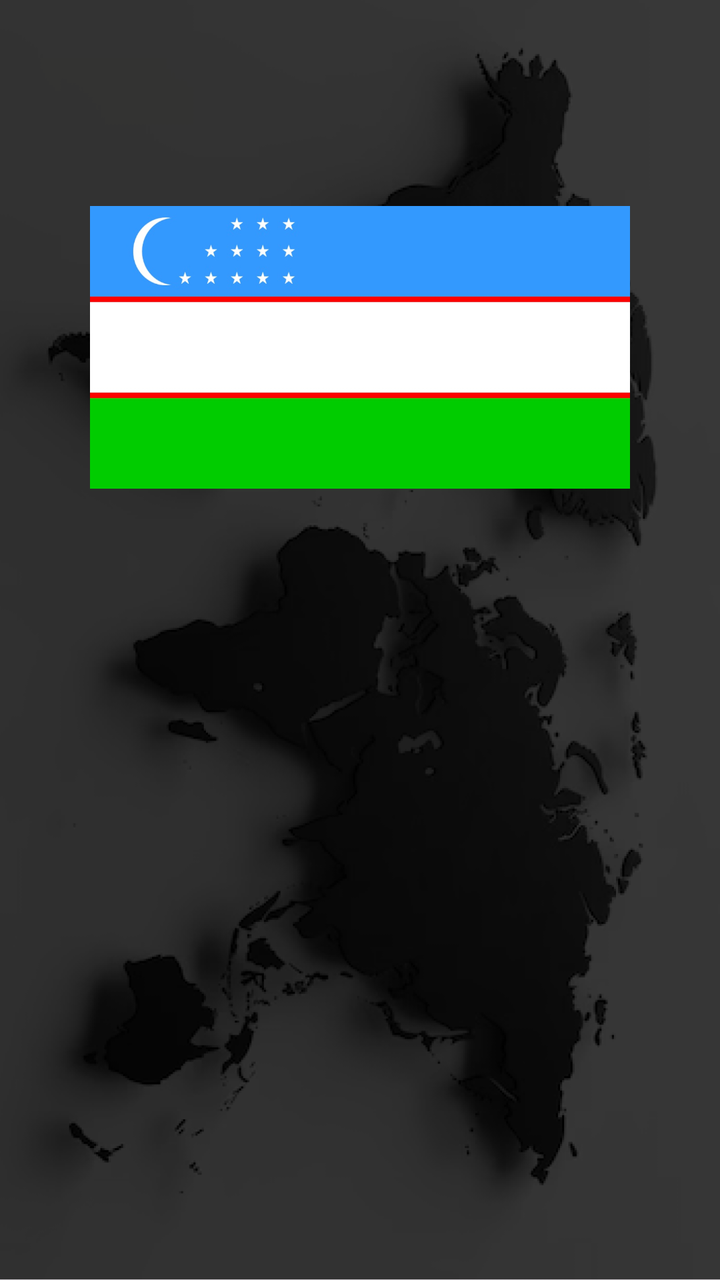
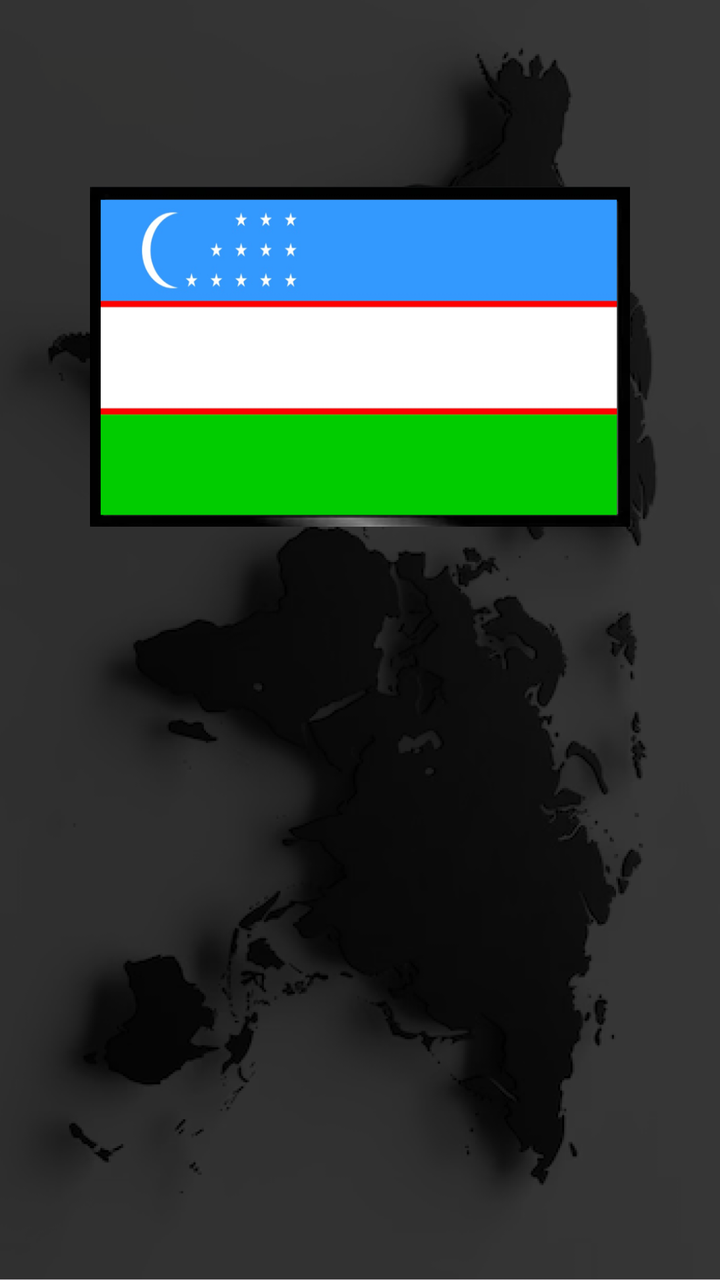

An Android layout rendered at two revisions. The XML below is the earlier revision; the diff shows what the commit changed to produce the second picture.
<!-- AndroidManifest.xml: application theme Theme.FlagQuiz -->
<!-- res/layout/activity_main.xml -->
<?xml version="1.0" encoding="utf-8"?>
<androidx.constraintlayout.widget.ConstraintLayout xmlns:android="http://schemas.android.com/apk/res/android"
    xmlns:app="http://schemas.android.com/apk/res-auto"
    xmlns:tools="http://schemas.android.com/tools"
    android:layout_width="match_parent"
    android:layout_height="match_parent"
    android:background="@drawable/flag_background"
    tools:context=".MainActivity">

    <ImageView
        android:id="@+id/image"
        android:layout_width="0dp"
        android:layout_height="0dp"
        android:src="@drawable/uzb"
        app:layout_constraintBottom_toTopOf="@id/linear_1"
        app:layout_constraintHeight_percent="0.3"
        app:layout_constraintLeft_toLeftOf="parent"
        app:layout_constraintRight_toRightOf="parent"
        app:layout_constraintTop_toTopOf="parent"
        app:layout_constraintWidth_percent="0.75"
        tools:ignore="ContentDescription,ImageContrastCheck" />

    <LinearLayout
        android:id="@+id/linear_1"
        android:layout_width="match_parent"
        android:layout_height="wrap_content"
        android:orientation="horizontal"
        android:padding="10dp"
        app:layout_constraintBottom_toTopOf="@id/linear_2"
        app:layout_constraintLeft_toLeftOf="parent"
        app:layout_constraintRight_toRightOf="parent"
        app:layout_constraintTop_toBottomOf="@id/image" />

    <LinearLayout
        android:id="@+id/linear_2"
        android:layout_width="match_parent"
        android:layout_height="wrap_content"
        android:orientation="horizontal"
        android:padding="10dp"
        app:layout_constraintBottom_toTopOf="@id/linear_3"
        app:layout_constraintHorizontal_bias="0.0"
        app:layout_constraintLeft_toLeftOf="parent"
        app:layout_constraintRight_toRightOf="parent"
        app:layout_constraintTop_toBottomOf="@id/linear_1" />

    <LinearLayout
        android:id="@+id/linear_3"
        android:layout_width="match_parent"
        android:layout_height="wrap_content"
        android:orientation="horizontal"
        android:padding="10dp"
        app:layout_constraintBottom_toBottomOf="parent"
        app:layout_constraintLeft_toLeftOf="parent"
        app:layout_constraintRight_toRightOf="parent"
        app:layout_constraintTop_toBottomOf="@id/linear_2" />

</androidx.constraintlayout.widget.ConstraintLayout>
<!-- resources referenced by this layout -->
<resources>
  <!-- drawable flag_background: png bitmap (drawable, 158205 bytes) -->
  <!-- drawable uzb: jpg bitmap (drawable, 98751 bytes) -->
  <style name="Theme.FlagQuiz" parent="Base.Theme.FlagQuiz" />
  <style name="Base.Theme.FlagQuiz" parent="Theme.Material3.DayNight.NoActionBar">
          <item name="android:statusBarColor">@color/black</item>
          <item name="android:navigationBarColor">@color/black</item>
      </style>
  <color name="black">#FF000000</color>
</resources>

<!-- the commit's change to res/layout/activity_main.xml (unified diff, before → after) -->
@@ -7,18 +7,17 @@
     android:background="@drawable/flag_background"
     tools:context=".MainActivity">
 
-    <ImageView
+    <FrameLayout
         android:id="@+id/image"
         android:layout_width="0dp"
-        android:layout_height="0dp"
-        android:src="@drawable/uzb"
+        android:layout_height="170dp"
+        android:background="@drawable/uzb"
         app:layout_constraintBottom_toTopOf="@id/linear_1"
         app:layout_constraintHeight_percent="0.3"
         app:layout_constraintLeft_toLeftOf="parent"
         app:layout_constraintRight_toRightOf="parent"
         app:layout_constraintTop_toTopOf="parent"
-        app:layout_constraintWidth_percent="0.75"
-        tools:ignore="ContentDescription,ImageContrastCheck" />
+        app:layout_constraintWidth_percent="0.75" />
 
     <LinearLayout
         android:id="@+id/linear_1"
@@ -35,23 +34,22 @@
         android:id="@+id/linear_2"
         android:layout_width="match_parent"
         android:layout_height="wrap_content"
+        android:layout_marginBottom="50dp"
         android:orientation="horizontal"
-        android:padding="10dp"
+        android:padding="5dp"
         app:layout_constraintBottom_toTopOf="@id/linear_3"
-        app:layout_constraintHorizontal_bias="0.0"
         app:layout_constraintLeft_toLeftOf="parent"
-        app:layout_constraintRight_toRightOf="parent"
-        app:layout_constraintTop_toBottomOf="@id/linear_1" />
+        app:layout_constraintRight_toRightOf="parent" />
 
     <LinearLayout
         android:id="@+id/linear_3"
         android:layout_width="match_parent"
         android:layout_height="wrap_content"
+        android:layout_marginBottom="100dp"
         android:orientation="horizontal"
-        android:padding="10dp"
+        android:padding="5dp"
         app:layout_constraintBottom_toBottomOf="parent"
         app:layout_constraintLeft_toLeftOf="parent"
-        app:layout_constraintRight_toRightOf="parent"
-        app:layout_constraintTop_toBottomOf="@id/linear_2" />
+        app:layout_constraintRight_toRightOf="parent" />
 
 </androidx.constraintlayout.widget.ConstraintLayout>
<!-- resource entries referenced after the edit -->
@@ -1,7 +1,7 @@
 <!-- resources referenced by this layout -->
 <resources>
   <!-- drawable flag_background: png bitmap (drawable, 158205 bytes) -->
-  <!-- drawable uzb: jpg bitmap (drawable, 98751 bytes) -->
+  <!-- drawable uzb: png bitmap (drawable, 42990 bytes) -->
   <style name="Theme.FlagQuiz" parent="Base.Theme.FlagQuiz" />
   <style name="Base.Theme.FlagQuiz" parent="Theme.Material3.DayNight.NoActionBar">
           <item name="android:statusBarColor">@color/black</item>
